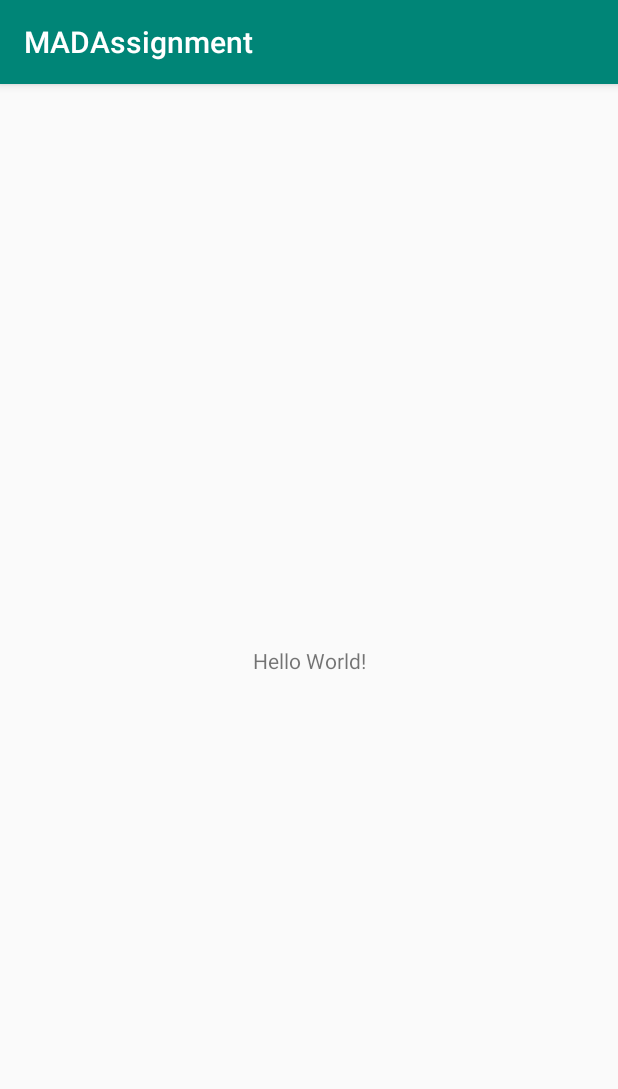
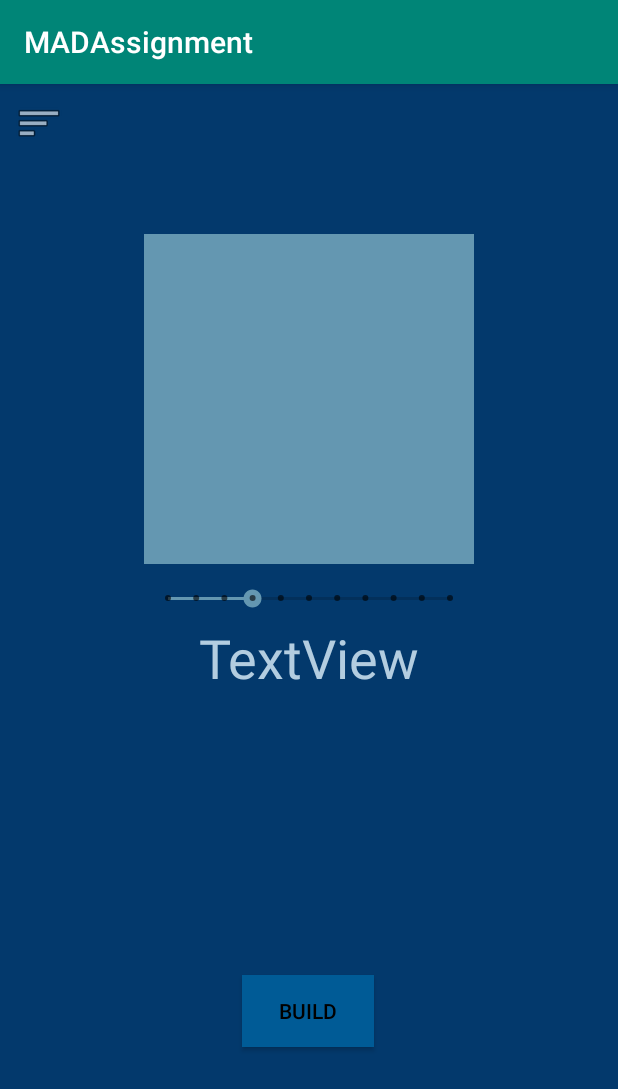
Before and after one commit to thihaagset/MADAssignment, an Android app: the screen it shows after launch (MainActivity), on a phone screen of 412 x 824 dp. Shown: the top 1089 px of the screen. Run offline under Robolectric (Android 15) with nearby library versions, the phone set to English and light mode, and no system bars.

Commit message:
Add design for main page
Add design for main page

```diff
--- a/app/build.gradle
+++ b/app/build.gradle
@@ -25,4 +25,6 @@ dependencies {
     testImplementation 'junit:junit:4.12'
     androidTestImplementation 'com.android.support.test:runner:1.0.2'
     androidTestImplementation 'com.android.support.test.espresso:espresso-core:3.0.2'
+    implementation 'com.android.support:recyclerview-v7:28.0.0'
+    implementation 'com.android.support:design:28.0.0'
 }
--- a/app/src/main/res/layout/activity_main.xml
+++ b/app/src/main/res/layout/activity_main.xml
@@ -4,15 +4,76 @@
     xmlns:tools="http://schemas.android.com/tools"
     android:layout_width="match_parent"
     android:layout_height="match_parent"
+    android:background="#03396C"
     tools:context=".MainActivity">
 
-    <TextView
+    <ImageView
+        android:id="@+id/imageView2"
+        android:layout_width="220dp"
+        android:layout_height="220dp"
+        android:layout_marginStart="8dp"
+        android:layout_marginTop="100dp"
+        android:layout_marginEnd="8dp"
+        android:background="#6497B1"
+        app:layout_constraintEnd_toEndOf="parent"
+        app:layout_constraintStart_toStartOf="parent"
+        app:layout_constraintTop_toTopOf="parent"
+        app:srcCompat="@color/colorAccent" />
+
+    <Button
+        android:id="@+id/button"
         android:layout_width="wrap_content"
         android:layout_height="wrap_content"
-        android:text="Hello World!"
+        android:layout_marginStart="8dp"
+        android:layout_marginTop="8dp"
+        android:layout_marginEnd="8dp"
+        android:layout_marginBottom="8dp"
+        android:background="#005B96"
+        android:text="Build"
+        android:textColor="#000000"
         app:layout_constraintBottom_toBottomOf="parent"
-        app:layout_constraintLeft_toLeftOf="parent"
-        app:layout_constraintRight_toRightOf="parent"
-        app:layout_constraintTop_toTopOf="parent" />
+        app:layout_constraintEnd_toEndOf="parent"
+        app:layout_constraintHorizontal_bias="0.498"
+        app:layout_constraintStart_toStartOf="parent"
+        app:layout_constraintTop_toBottomOf="@+id/imageView2"
+        app:layout_constraintVertical_bias="0.692" />
+
+    <SeekBar
+        android:id="@+id/seekBar"
+        style="@style/Widget.AppCompat.SeekBar.Discrete"
+        android:layout_width="220dp"
+        android:layout_height="30dp"
+        android:layout_marginStart="8dp"
+        android:layout_marginTop="8dp"
+        android:layout_marginEnd="8dp"
+        android:max="10"
+        android:progress="3"
+        app:layout_constraintEnd_toEndOf="parent"
+        app:layout_constraintStart_toStartOf="parent"
+        app:layout_constraintTop_toBottomOf="@+id/imageView2" />
+
+    <ImageButton
+        android:id="@+id/imageButton"
+        android:layout_width="36dp"
+        android:layout_height="36dp"
+        android:layout_marginStart="8dp"
+        android:layout_marginTop="8dp"
+        android:background="#03396c"
+        app:layout_constraintStart_toStartOf="parent"
+        app:layout_constraintTop_toTopOf="parent"
+        app:srcCompat="@android:drawable/ic_menu_sort_by_size" />
+
+    <TextView
+        android:id="@+id/textView"
+        android:layout_width="wrap_content"
+        android:layout_height="wrap_content"
+        android:layout_marginStart="8dp"
+        android:layout_marginEnd="8dp"
+        android:text="TextView"
+        android:textColor="#b3cde0"
+        android:textSize="36sp"
+        app:layout_constraintEnd_toEndOf="parent"
+        app:layout_constraintStart_toStartOf="parent"
+        app:layout_constraintTop_toBottomOf="@+id/seekBar" />
 
 </android.support.constraint.ConstraintLayout>
--- a/app/src/main/res/values/colors.xml
+++ b/app/src/main/res/values/colors.xml
@@ -2,5 +2,5 @@
 <resources>
     <color name="colorPrimary">#008577</color>
     <color name="colorPrimaryDark">#00574B</color>
-    <color name="colorAccent">#D81B60</color>
+    <color name="colorAccent">#6497B1</color>
 </resources>
--- a/build.gradle
+++ b/build.gradle
@@ -7,7 +7,7 @@ buildscript {
 
     }
     dependencies {
-        classpath 'com.android.tools.build:gradle:3.4.0'
+        classpath 'com.android.tools.build:gradle:3.4.2'
 
         // NOTE: Do not place your application dependencies here; they belong
         // in the individual module build.gradle files
```
